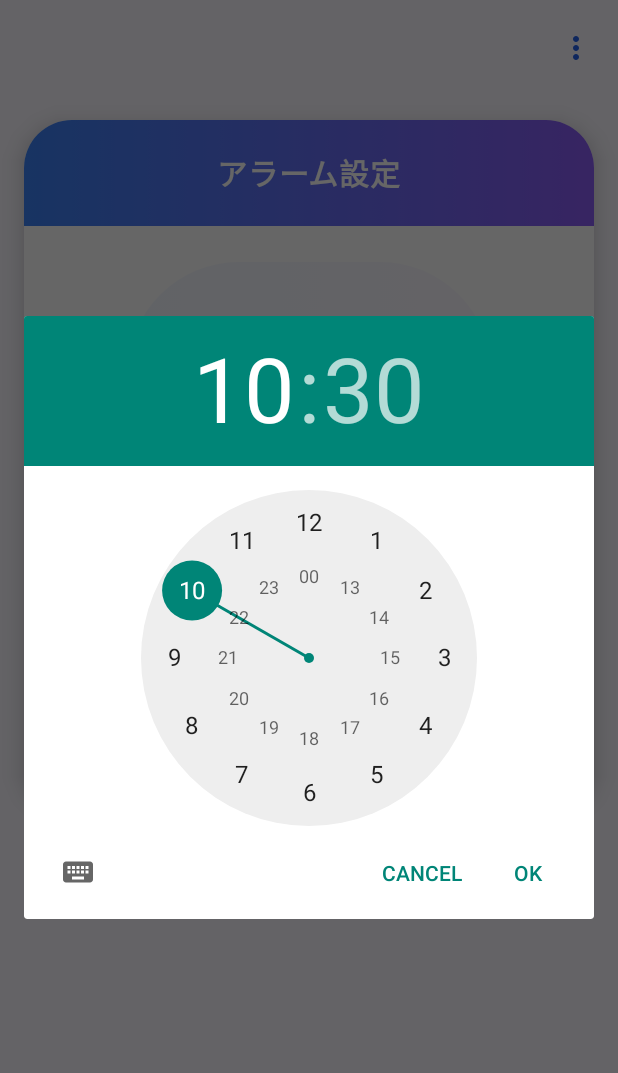
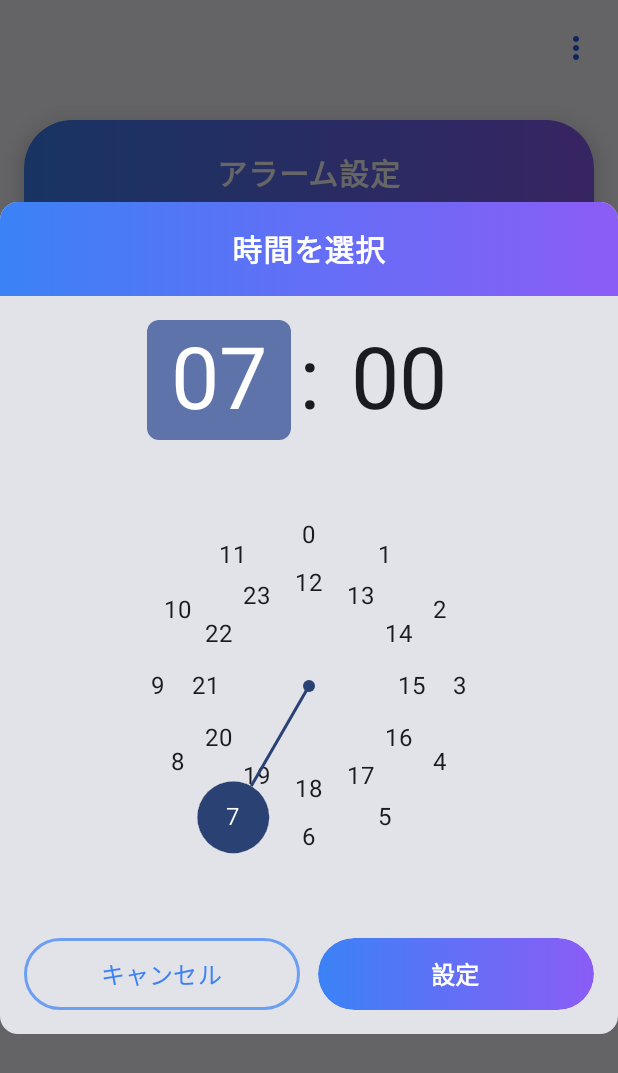
Before and after one commit to kilalabu/self_unlock_alarm, an Android app built with Jetpack Compose: the AlarmSettingScreen screen opened through its navigation route, after a tap on an icon or button, on a phone screen of 412 x 824 dp. Shown: the top 1073 px of the screen. Run offline under Robolectric (Android 15) with nearby library versions, the phone set to English and light mode, and no system bars; our stand-ins replace Dagger/Hilt's generated code; 5 statements that could not run were skipped.

Commit message:
TimePickerをDialogに置き換え

```diff
--- a/app/src/main/java/com/example/selfunlockalarm/feature/alarm/setting/ui/AlarmSettingScreen.kt
+++ b/app/src/main/java/com/example/selfunlockalarm/feature/alarm/setting/ui/AlarmSettingScreen.kt
@@ -1,8 +1,6 @@
 package com.example.selfunlockalarm.feature.alarm.setting.ui
 
 import android.Manifest
-import android.app.TimePickerDialog
-import android.content.Context
 import android.content.pm.PackageManager
 import android.os.Build
 import androidx.activity.compose.rememberLauncherForActivityResult
@@ -35,7 +33,6 @@ import com.example.selfunlockalarm.app.theme.SelfUnlockAlarmTheme
 import com.example.selfunlockalarm.app.theme.TextBlue
 import com.example.selfunlockalarm.feature.alarm.setting.viewmodel.AlarmSettingUiState
 import com.example.selfunlockalarm.feature.alarm.setting.viewmodel.AlarmSettingViewModel
-import java.util.Calendar
 
 @OptIn(ExperimentalMaterial3Api::class)
 @Composable
@@ -53,11 +50,17 @@ fun AlarmSettingScreen(
         onUpdateNotificationPermissionState = { isGranted ->
             viewModel.updateNotificationPermissionState(isGranted)
         },
+        onTimeClick = {
+            viewModel.onTimeClick()
+        },
         onUpdateAlarmTime = { hour, minute ->
             viewModel.updateAlarmTime(hour, minute)
         },
         onToggleAlarm = { enabled ->
             viewModel.toggleAlarm(enabled)
+        },
+        onTimePickerDismiss = {
+            viewModel.onTimePickerDismiss()
         }
     )
 }
@@ -69,8 +72,10 @@ private fun AlarmSettingScreen(
     onNavigateExactAlarmPermissionSettings: () -> Unit,
     onNavigateToPinSetting: () -> Unit,
     onUpdateNotificationPermissionState: (Boolean) -> Unit,
+    onTimeClick: () -> Unit,
     onUpdateAlarmTime: (hour: Int, minute: Int) -> Unit,
     onToggleAlarm: (Boolean) -> Unit,
+    onTimePickerDismiss: () -> Unit,
 ) {
     val context = LocalContext.current
     var showMenu by remember { mutableStateOf(false) }
@@ -131,11 +136,7 @@ private fun AlarmSettingScreen(
         ) { innerPadding ->
             AlarmSettingContent(
                 uiState = uiState,
-                onTimeClick = {
-                    showTimePickerDialog(context) { h, m ->
-                        onUpdateAlarmTime(h, m)
-                    }
-                },
+                onTimeClick = onTimeClick,
                 onToggleAlarm = { enabled ->
                     onToggleAlarm(enabled)
                 },
@@ -146,31 +147,28 @@ private fun AlarmSettingScreen(
                     .padding(innerPadding)
                     .padding(16.dp)
             )
+
+            when (val state = uiState.timePickerState) {
+                is AlarmSettingUiState.TimePickerState.Shown -> {
+                    TimePickerDialog(
+                        hour = state.hour,
+                        minute = state.minute,
+                        onConfirm = { timePickerState ->
+                            onUpdateAlarmTime(
+                                timePickerState.hour,
+                                timePickerState.minute
+                            )
+                        },
+                        onDismiss = onTimePickerDismiss
+                    )
+                }
+
+                AlarmSettingUiState.TimePickerState.Dismissed -> {}
+            }
         }
     }
 }
 
-/**
- * 時間選択ダイアログを表示
- */
-private fun showTimePickerDialog(
-    context: Context,
-    onTimeSelected: (Int, Int) -> Unit
-) {
-    val calendar = Calendar.getInstance()
-    val hour = calendar.get(Calendar.HOUR_OF_DAY)
-    val minute = calendar.get(Calendar.MINUTE)
-
-    TimePickerDialog(
-        context,
-        { _, selectedHour, selectedMinute ->
-            onTimeSelected(selectedHour, selectedMinute)
-        },
-        hour,
-        minute,
-        true // 24時間表示
-    ).show()
-}
 
 @Preview(showBackground = true)
 @Composable
@@ -185,8 +183,9 @@ private fun AlarmSettingScreenPreview() {
         onNavigateExactAlarmPermissionSettings = {},
         onNavigateToPinSetting = {},
         onUpdateNotificationPermissionState = {},
+        onTimeClick = {},
         onUpdateAlarmTime = { _, _ -> },
-        onToggleAlarm = {}
+        onToggleAlarm = {},
+        onTimePickerDismiss = {}
     )
-
 }
--- /dev/null
+++ b/app/src/main/java/com/example/selfunlockalarm/feature/alarm/setting/ui/TimePickerDialog.kt
@@ -0,0 +1,154 @@
+package com.example.selfunlockalarm.feature.alarm.setting.ui
+
+import androidx.compose.foundation.BorderStroke
+import androidx.compose.foundation.background
+import androidx.compose.foundation.layout.Arrangement
+import androidx.compose.foundation.layout.Box
+import androidx.compose.foundation.layout.Column
+import androidx.compose.foundation.layout.PaddingValues
+import androidx.compose.foundation.layout.Row
+import androidx.compose.foundation.layout.Spacer
+import androidx.compose.foundation.layout.fillMaxSize
+import androidx.compose.foundation.layout.fillMaxWidth
+import androidx.compose.foundation.layout.height
+import androidx.compose.foundation.layout.padding
+import androidx.compose.foundation.layout.width
+import androidx.compose.foundation.shape.RoundedCornerShape
+import androidx.compose.material3.Button
+import androidx.compose.material3.ButtonDefaults
+import androidx.compose.material3.Card
+import androidx.compose.material3.ExperimentalMaterial3Api
+import androidx.compose.material3.OutlinedButton
+import androidx.compose.material3.Text
+import androidx.compose.material3.TimePicker
+import androidx.compose.material3.TimePickerState
+import androidx.compose.material3.rememberTimePickerState
+import androidx.compose.runtime.Composable
+import androidx.compose.ui.Alignment
+import androidx.compose.ui.Modifier
+import androidx.compose.ui.draw.clip
+import androidx.compose.ui.graphics.Brush
+import androidx.compose.ui.graphics.Color
+import androidx.compose.ui.text.font.FontWeight
+import androidx.compose.ui.tooling.preview.Preview
+import androidx.compose.ui.unit.dp
+import androidx.compose.ui.unit.sp
+import androidx.compose.ui.window.Dialog
+import com.example.selfunlockalarm.app.theme.GradientEndPurple
+import com.example.selfunlockalarm.app.theme.GradientStartBlue
+import com.example.selfunlockalarm.app.theme.MdBluePrimary
+import com.example.selfunlockalarm.app.theme.SelfUnlockAlarmTheme
+import com.example.selfunlockalarm.app.theme.TextWhite
+
+@OptIn(ExperimentalMaterial3Api::class)
+@Composable
+fun TimePickerDialog(
+    hour: Int,
+    minute: Int,
+    modifier: Modifier = Modifier,
+    onConfirm: (TimePickerState) -> Unit,
+    onDismiss: () -> Unit,
+) {
+    val timePickerState = rememberTimePickerState(
+        initialHour = hour,
+        initialMinute = minute,
+        is24Hour = true,
+    )
+
+    Dialog(
+        onDismissRequest = onDismiss,
+    ) {
+        Card(
+            modifier = modifier
+
+        ) {
+            Column(horizontalAlignment = Alignment.CenterHorizontally) {
+                Box(
+                    modifier = Modifier
+                        .fillMaxWidth()
+                        .background(
+                            brush = Brush.horizontalGradient(
+                                colors = listOf(GradientStartBlue, GradientEndPurple)
+                            )
+                        )
+                        .padding(vertical = 16.dp),
+                    contentAlignment = Alignment.Center
+                ) {
+                    Text(
+                        text = "時間を選択",
+                        color = TextWhite,
+                        fontSize = 20.sp,
+                        fontWeight = FontWeight.Bold
+                    )
+                }
+                Spacer(modifier = Modifier.height(16.dp))
+
+                TimePicker(
+                    state = timePickerState,
+                )
+
+                // フッター (ボタン)
+                Row(
+                    modifier = Modifier
+                        .fillMaxWidth()
+                        .padding(horizontal = 16.dp, vertical = 16.dp),
+                    horizontalArrangement = Arrangement.SpaceBetween
+                ) {
+                    OutlinedButton(
+                        onClick = onDismiss,
+                        modifier = Modifier
+                            .weight(1f)
+                            .height(48.dp),
+                        shape = RoundedCornerShape(50),
+                        border = BorderStroke(1.5.dp, MdBluePrimary.copy(alpha = 0.7f)),
+                        colors = ButtonDefaults.outlinedButtonColors(
+                            contentColor = MdBluePrimary
+                        )
+                    ) {
+                        Text("キャンセル", fontSize = 16.sp)
+                    }
+                    Spacer(modifier = Modifier.width(12.dp))
+                    Button(
+                        onClick = { onConfirm(timePickerState) },
+                        modifier = Modifier
+                            .weight(1f)
+                            .height(48.dp)
+                            .clip(RoundedCornerShape(50)),
+                        colors = ButtonDefaults.buttonColors(
+                            containerColor = Color.Transparent,
+                            contentColor = TextWhite
+                        ),
+                        contentPadding = PaddingValues()
+                    ) {
+                        Box(
+                            modifier = Modifier
+                                .fillMaxSize()
+                                .background(
+                                    brush = Brush.horizontalGradient(
+                                        colors = listOf(GradientStartBlue, GradientEndPurple)
+                                    )
+                                ),
+                            contentAlignment = Alignment.Center
+                        ) {
+                            Text("設定", fontSize = 16.sp, fontWeight = FontWeight.Bold)
+                        }
+                    }
+                }
+            }
+        }
+    }
+}
+
+@OptIn(ExperimentalMaterial3Api::class)
+@Preview
+@Composable
+private fun TimePickerDialogPreview() {
+    SelfUnlockAlarmTheme {
+        TimePickerDialog(
+            hour = 7,
+            minute = 0,
+            onConfirm = {},
+            onDismiss = {},
+        )
+    }
+}
--- a/app/src/main/java/com/example/selfunlockalarm/feature/alarm/setting/viewmodel/AlarmSettingViewModel.kt
+++ b/app/src/main/java/com/example/selfunlockalarm/feature/alarm/setting/viewmodel/AlarmSettingViewModel.kt
@@ -47,6 +47,20 @@ class AlarmSettingViewModel @Inject constructor(
     }
 
     /**
+     * 時間設定を表示
+     */
+    fun onTimeClick() {
+        _uiState.update { currentState ->
+            currentState.copy(
+                timePickerState = AlarmSettingUiState.TimePickerState.Shown(
+                    hour = currentState.selectedHour,
+                    minute = currentState.selectedMinute
+                )
+            )
+        }
+    }
+
+    /**
      * アラーム時間を更新
      */
     fun updateAlarmTime(hour: Int, minute: Int) {
@@ -55,6 +69,22 @@ class AlarmSettingViewModel @Inject constructor(
                 hour = hour,
                 minute = minute,
                 isEnabled = uiState.value.isAlarmEnabled
+            )
+        }
+        _uiState.update { currentState ->
+            currentState.copy(
+                timePickerState = AlarmSettingUiState.TimePickerState.Dismissed,
+            )
+        }
+    }
+
+    /**
+     * 時間設定を閉じる
+     */
+    fun onTimePickerDismiss() {
+        _uiState.update { currentState ->
+            currentState.copy(
+                timePickerState = AlarmSettingUiState.TimePickerState.Dismissed
             )
         }
     }
@@ -92,5 +122,11 @@ data class AlarmSettingUiState(
     val selectedHour: Int = 7,
     val selectedMinute: Int = 0,
     val hasNotificationPermission: Boolean = false,
-    val canScheduleExactAlarms: Boolean = true
-)
+    val canScheduleExactAlarms: Boolean = true,
+    val timePickerState: TimePickerState = TimePickerState.Dismissed,
+) {
+    sealed interface TimePickerState {
+        data class Shown(val hour: Int, val minute: Int) : TimePickerState
+        object Dismissed : TimePickerState
+    }
+}
```
